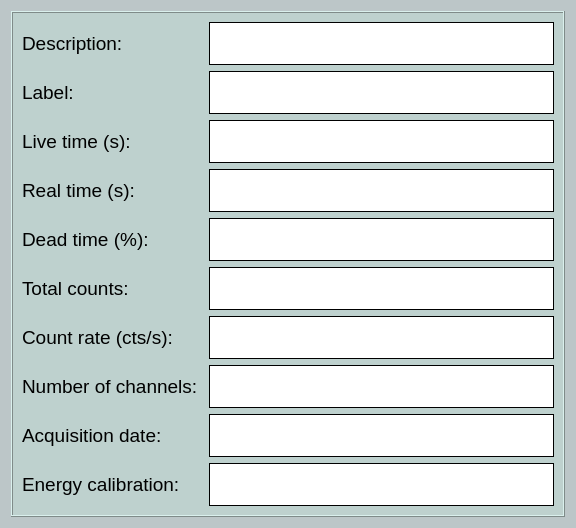
The window that wara/ui/win_info_file.ui (NASA-Planetary-Science/wara) describes before a commit, drawn with Qt 5.
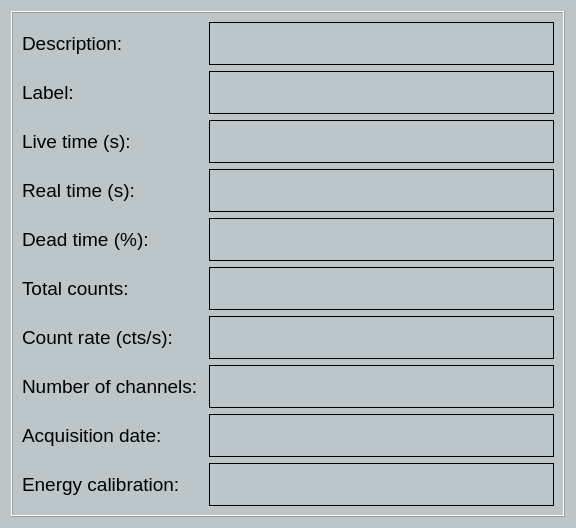
The same window after the commit.

Commit message: Add dark color theme to GUI display

```diff
--- a/wara/ui/win_info_file.ui
+++ b/wara/ui/win_info_file.ui
@@ -131,15 +131,9 @@
   <property name="windowTitle">
    <string>Dialog</string>
   </property>
-  <property name="styleSheet">
-   <string notr="true">background-color: rgb(188, 198, 200);</string>
-  </property>
   <layout class="QGridLayout" name="gridLayout">
    <item row="0" column="0">
     <widget class="QFrame" name="frame">
-     <property name="styleSheet">
-      <string notr="true">background-color: rgb(190, 209, 206);</string>
-     </property>
      <property name="frameShape">
       <enum>QFrame::Box</enum>
      </property>
@@ -223,9 +217,6 @@
         <property name="cursor">
          <cursorShape>IBeamCursor</cursorShape>
         </property>
-        <property name="styleSheet">
-         <string notr="true">background-color: rgb(255, 255, 255);</string>
-        </property>
         <property name="frameShape">
          <enum>QFrame::Box</enum>
         </property>
@@ -247,9 +238,6 @@
         <property name="cursor">
          <cursorShape>IBeamCursor</cursorShape>
         </property>
-        <property name="styleSheet">
-         <string notr="true">background-color: rgb(255, 255, 255);</string>
-        </property>
         <property name="frameShape">
          <enum>QFrame::Box</enum>
         </property>
@@ -271,9 +259,6 @@
         <property name="cursor">
          <cursorShape>IBeamCursor</cursorShape>
         </property>
-        <property name="styleSheet">
-         <string notr="true">background-color: rgb(255, 255, 255);</string>
-        </property>
         <property name="frameShape">
          <enum>QFrame::Box</enum>
         </property>
@@ -295,9 +280,6 @@
         <property name="cursor">
          <cursorShape>IBeamCursor</cursorShape>
         </property>
-        <property name="styleSheet">
-         <string notr="true">background-color: rgb(255, 255, 255);</string>
-        </property>
         <property name="frameShape">
          <enum>QFrame::Box</enum>
         </property>
@@ -355,9 +337,6 @@
         <property name="cursor">
          <cursorShape>IBeamCursor</cursorShape>
         </property>
-        <property name="styleSheet">
-         <string notr="true">background-color: rgb(255, 255, 255);</string>
-        </property>
         <property name="frameShape">
          <enum>QFrame::Box</enum>
         </property>
@@ -379,9 +358,6 @@
         <property name="cursor">
          <cursorShape>IBeamCursor</cursorShape>
         </property>
-        <property name="styleSheet">
-         <string notr="true">background-color: rgb(255, 255, 255);</string>
-        </property>
         <property name="frameShape">
          <enum>QFrame::Box</enum>
         </property>
@@ -415,9 +391,6 @@
         <property name="cursor">
          <cursorShape>IBeamCursor</cursorShape>
         </property>
-        <property name="styleSheet">
-         <string notr="true">background-color: rgb(255, 255, 255);</string>
-        </property>
         <property name="frameShape">
          <enum>QFrame::Box</enum>
         </property>
@@ -439,9 +412,6 @@
         <property name="cursor">
          <cursorShape>IBeamCursor</cursorShape>
         </property>
-        <property name="styleSheet">
-         <string notr="true">background-color: rgb(255, 255, 255);</string>
-        </property>
         <property name="frameShape">
          <enum>QFrame::Box</enum>
         </property>
@@ -463,9 +433,6 @@
         <property name="cursor">
          <cursorShape>IBeamCursor</cursorShape>
         </property>
-        <property name="styleSheet">
-         <string notr="true">background-color: rgb(255, 255, 255);</string>
-        </property>
         <property name="frameShape">
          <enum>QFrame::Box</enum>
         </property>
@@ -499,9 +466,6 @@
         <property name="cursor">
          <cursorShape>IBeamCursor</cursorShape>
         </property>
-        <property name="styleSheet">
-         <string notr="true">background-color: rgb(255, 255, 255);</string>
-        </property>
         <property name="frameShape">
          <enum>QFrame::Box</enum>
         </property>
```
The commit also changes 28 other files.
